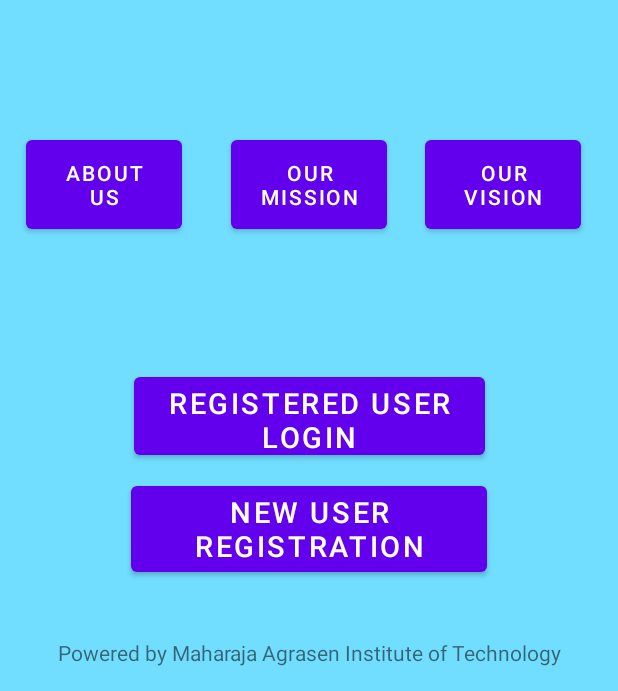
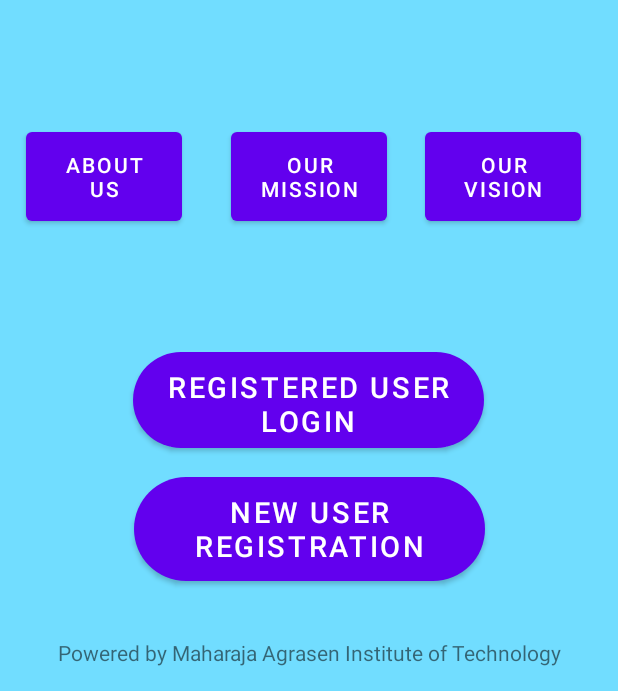
Before and after one commit to Vineetg2003/Shuruat-Android-Application, an Android app: the screen it shows after launch (MainActivity), on a phone screen of 412 x 824 dp, the part 545-1236 px from its top. Run offline under Robolectric (Android 15) with nearby library versions, the phone set to English and light mode, and no system bars; our stand-ins replace sdp/ssp sizes.

Commit message:
Butto_size_changes

```diff
--- /dev/null
+++ b/app/src/main/res/drawable/round_btn.xml
@@ -0,0 +1,13 @@
+<?xml version="1.0" encoding="utf-8"?>
+<shape xmlns:android="http://schemas.android.com/apk/res/android">
+    <solid android:color="#987F98"/>
+    <corners
+        android:topRightRadius="@dimen/_45sdp"
+        android:topLeftRadius="@dimen/_45sdp"
+        android:bottomLeftRadius="@dimen/_45sdp"
+        android:bottomRightRadius="@dimen/_45sdp"
+
+
+
+        />
+</shape>
--- a/app/src/main/res/layout/activity_main.xml
+++ b/app/src/main/res/layout/activity_main.xml
@@ -44,24 +44,27 @@
 
     <Button
         android:id="@+id/button3"
-        android:layout_width="234dp"
+        android:layout_width="@dimen/_180sdp"
         android:layout_height="64dp"
+        android:background="@drawable/round_btn"
         android:bufferType="spannable"
         android:text="@string/Login"
         android:textSize="@dimen/_15ssp"
         app:layout_constraintBottom_toBottomOf="parent"
         app:layout_constraintEnd_toEndOf="parent"
+        app:layout_constraintHorizontal_bias="0.497"
         app:layout_constraintStart_toStartOf="parent"
         app:layout_constraintTop_toTopOf="parent"
-        app:layout_constraintVertical_bias="0.801"
+        app:layout_constraintVertical_bias="0.787"
         tools:ignore="MissingConstraints" />
 
     <Button
         android:id="@+id/button4"
-        android:layout_width="237dp"
+        android:layout_width="@dimen/_180sdp"
         android:layout_height="69dp"
         android:text="@string/New_Register"
         android:textSize="@dimen/_15ssp"
+        android:background="@drawable/round_btn"
         app:layout_constraintBottom_toBottomOf="parent"
         app:layout_constraintEnd_toEndOf="parent"
         app:layout_constraintStart_toStartOf="parent"
```
